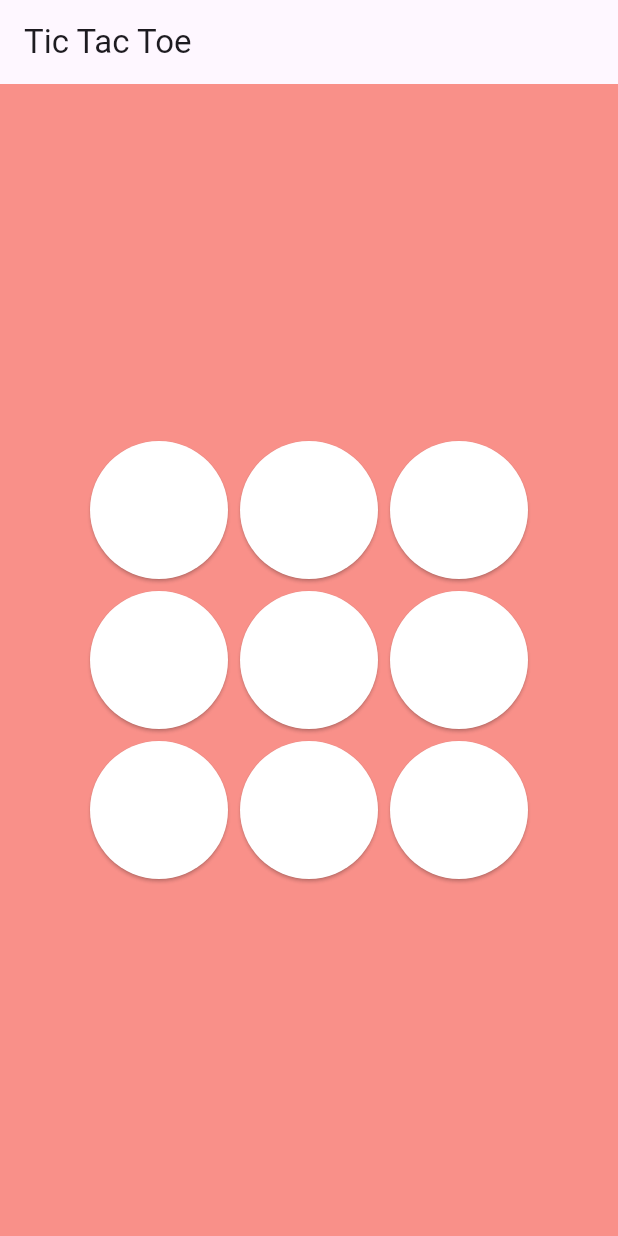
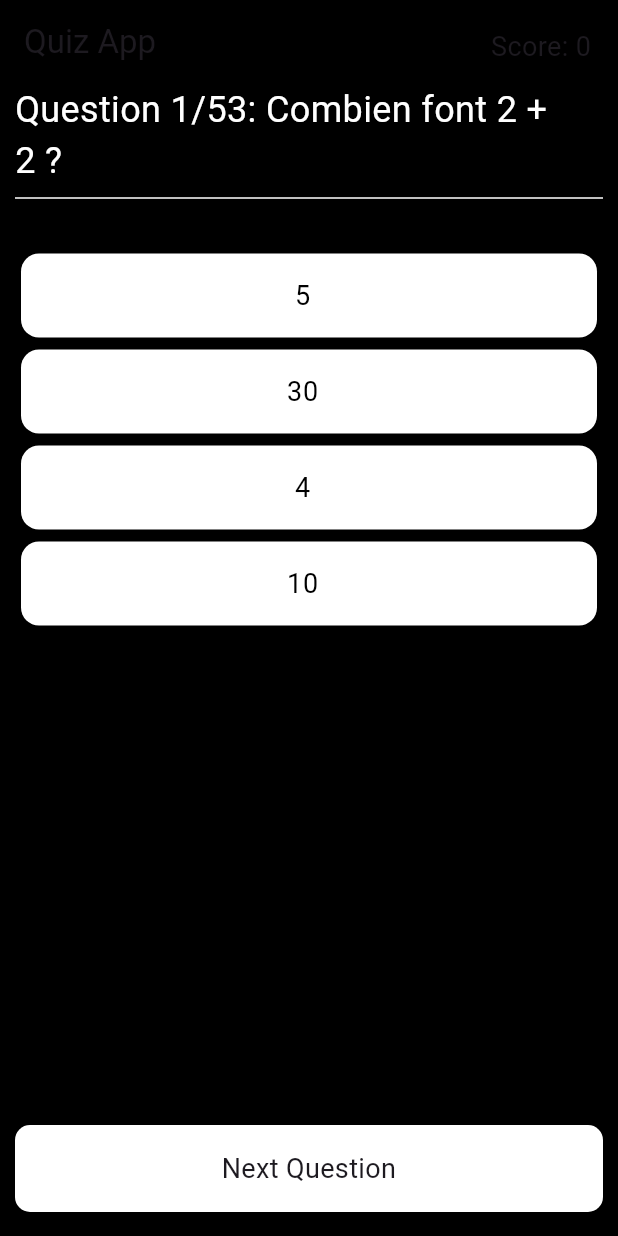
Before and after one commit to bertheMoussa/Projet_Prog_Mobile, a Flutter app: the screen it shows after launch, on a phone screen of 412 x 824 dp. Run offline on Flutter 3.47's test engine with Material 3 defaults, Android fonts, the phone set to English and light mode, and no system bars; our stand-ins replace go_router; missing offline and left inert: filesystem_picker, flutter_p2p_connection.

Commit message:
general quiz

```diff
--- a/lib/main.dart
+++ b/lib/main.dart
@@ -3,6 +3,7 @@ import 'package:go_router/go_router.dart';
 import 'package:flutter/material.dart';
 import 'package:projet_dev_mobile/src/Home/Morpion.dart';
 import 'package:projet_dev_mobile/src/Home/home_display.dart';
+import 'package:projet_dev_mobile/src/Question/Question_screen.dart';
 
 void main() {
   runApp(MyApp());
@@ -17,7 +18,7 @@ class MyApp extends StatelessWidget {
       theme: ThemeData(
         useMaterial3: true,
         colorScheme: ColorScheme.fromSeed(seedColor: Colors.purple.shade900),
-      ),home:TicTacToeDisplay(),
+      ),home:HomeScreen(),
       );
 
   }
--- a/lib/src/Home/home_display.dart
+++ b/lib/src/Home/home_display.dart
@@ -1,5 +1,6 @@
 import 'package:flutter/material.dart';
 import 'package:go_router/go_router.dart';
+import 'package:projet_dev_mobile/src/Question/Question_Model.dart';
 
 class HomeDisplay extends StatelessWidget {
   const HomeDisplay({Key? key}) : super(key: key);
--- /dev/null
+++ b/lib/src/Question/Question_Model.dart
@@ -0,0 +1,25 @@
+class Question{
+
+  final String id;
+  final Map<String,bool> options;
+  final String title;
+
+
+  Question({
+    required this.id,
+    required this.title,
+    required this.options,
+  });
+
+  /*factory Quiz.fromJson(Map<String, dynamic> json){
+
+    return Quiz(
+      question: json['text'],
+      options: json['options'],
+      category: json['category']['name'],
+      difficulty: json['difficulty']['degree']
+    );
+  }*/
+
+
+}
--- /dev/null
+++ b/lib/src/Question/Question_screen.dart
@@ -0,0 +1,127 @@
+import 'package:flutter/material.dart';
+import 'package:projet_dev_mobile/src/Question/Question_Model.dart';
+import 'package:projet_dev_mobile/src/Question/db_connect.dart';
+import 'package:projet_dev_mobile/src/Question/next_button.dart';
+import 'package:projet_dev_mobile/src/Question/option_card.dart';
+import 'package:projet_dev_mobile/src/Question/question_widget.dart';
+import 'package:projet_dev_mobile/src/Question/result_box.dart';
+import 'package:projet_dev_mobile/src/constant.dart';
+import 'dart:math'; // Importez la classe Random
+class HomeScreen extends StatefulWidget {
+  const HomeScreen({Key? key}) : super(key: key);
+
+  @override
+  _HomeScreenState createState() => _HomeScreenState();
+}
+
+class _HomeScreenState extends State<HomeScreen> {
+
+  int index = 0;
+  int score = 0;
+  bool isPressed = false;
+  bool isAlreadySelected = false;
+
+
+
+  void nextQuestion(int questionLength) {
+    int randomIndex = Random().nextInt(questionLength);
+    if (index == questionLength - 1) {
+      showDialog(
+        context: context,
+        barrierDismissible: false,
+        builder: (ctx) => ResultBox(
+          result: score,
+          questionLength: questionLength,
+          onPressed: startOver,
+        ),
+      );
+    } else {
+      setState(() {
+        index = randomIndex; // Mettez à jour l'index avec l'index aléatoire
+        isPressed = false;
+        isAlreadySelected = false;
+      });
+    }
+  }
+
+  void checkAnswerAndUpdate(bool value) {
+    if (isAlreadySelected) {
+      return;
+    } else {
+      if (value == true) {
+        score++;
+      }
+      setState(() {
+        isPressed = true;
+        isAlreadySelected = true;
+      });
+    }
+  }
+
+  void startOver() {
+    setState(() {
+      index = 0;
+      score = 0;
+      isPressed = false;
+      isAlreadySelected = false;
+    });
+    Navigator.pop(context);
+  }
+
+  @override
+  Widget build(BuildContext context) {
+    return Scaffold(
+      backgroundColor: background,
+      appBar: AppBar(
+        title: const Text('Quiz App'),
+        backgroundColor: background,
+        shadowColor: Colors.transparent,
+        actions: [
+          Padding(
+            padding: const EdgeInsets.all(18.0),
+            child: Text(
+              'Score: $score',
+              style: const TextStyle(fontSize: 18.0),
+            ),
+          ),
+        ],
+      ),
+      body: Container(
+        width: double.infinity,
+        padding: const EdgeInsets.symmetric(horizontal: 10.0),
+        child: Column(
+          children: [
+            QuestionWidget(
+              indexAction: index,
+              question: questions[index].title,
+              totalQuestions: questions.length,
+            ),
+            const Divider(color: neutral),
+            const SizedBox(height: 25.0),
+            for (int i = 0; i < questions[index].options.length; i++)
+              GestureDetector(
+                onTap: () =>
+                    checkAnswerAndUpdate(questions[index].options.values.toList()[i]),
+                child: OptionCard(
+                  option: questions[index].options.keys.toList()[i],
+                  color: isPressed
+                      ? questions[index].options.values.toList()[i] == true
+                          ? correct
+                          : incorrect
+                      : neutral,
+                ),
+              ),
+          ],
+        ),
+      ),
+      floatingActionButton: GestureDetector(
+        onTap: () => nextQuestion(questions.length),
+        child: const Padding(
+          padding: EdgeInsets.symmetric(horizontal: 10.0),
+          child: NextButton(),
+        ),
+      ),
+      floatingActionButtonLocation: FloatingActionButtonLocation.centerFloat,
+    );
+  }
+}
--- /dev/null
+++ b/lib/src/Question/db_connect.dart
@@ -0,0 +1,301 @@
+
+
+import 'package:projet_dev_mobile/src/Question/Question_Model.dart';
+
+List<Question> questions = [
+  Question(
+    id: '10',
+    title: 'Combien font 2 + 2 ?',
+    options: {'5': false, '30': false, '4': true, '10': false},
+  ),
+  Question(
+    id: '11',
+    title: 'Combien font 10 + 20 ?',
+    options: {'50': false, '30': true, '40': false, '10': false},
+  ),
+  Question(
+    id: '12',
+    title: 'Quelle est la capitale de la France ?',
+    options: {'Paris': true, 'Berlin': false, 'Londres': false, 'Rome': false},
+  ),
+  // Ajout des autres questions
+  Question(
+    id: '13',
+    title: 'Quel champignon n’existe pas ?',
+    options: {'Le bolet de céléri': true, 'La trompette-de-la-mort': false, 'La barbe-de-bouc': false},
+  ),
+  Question(
+    id: '14',
+    title: 'L’art de cultiver les bonsaïs (ou arbres nains) est originaire de :',
+    options: {'d’Afrique': false, 'd’Indonésie': false, 'du Japon': true},
+  ),
+  Question(
+    id: '15',
+    title: 'Comment appelle-t-on une grande pierre dressée ?',
+    options: {'Un menhir': true, 'Un grohir': false, 'Un lourhir': false},
+  ),
+  Question(
+    id: '16',
+    title: 'Qu’est-ce qui doit arriver sur le stigmate pour que la fleur se reproduise ?',
+    options: {'Le pollen': true, 'L’amidon': false, 'La farine': false},
+  ),
+  Question(
+    id: '17',
+    title: 'D’un iceberg flottant dans les régions polaires, on ne voit en fait :',
+    options: {'qu’un cinquième': false, 'qu’un tiers': false, 'que la moitié': true},
+  ),
+  Question(
+    id: '18',
+    title: 'Combien de kilos de raisin faut-il pour faire 50 litres de vin ?',
+    options: {'100 kg': false, '50 kg': true, '250 kg': false},
+  ),
+  Question(
+    id: '19',
+    title: 'Le baobab est un des plus grands arbres du monde. Cet arbre est aussi appelé :',
+    options: {'arbre-mammouth': false, 'arbre à pain de singe': true, 'arbre géant': false},
+  ),
+  Question(
+    id: '20',
+    title: 'Lorsqu’un volcan se déchaine, on parle :',
+    options: {'d’érosion': false, 'd’éruption': true, 'd’équation': false},
+  ),
+  Question(
+    id: '21',
+    title: 'Qu’est-ce qu’une météorite ?',
+    options: {'Une pierre dans l’espace': true, 'Une boule de gaz': false, 'Une accumulation de matière': false},
+  ),
+  Question(
+    id: '22',
+    title: 'Les bananes poussent :',
+    options: {'courbées vers le haut': false, 'courbées vers le bas': false, 'droites, elles se courbent après la récolte': true},
+  ),
+  Question(
+    id: '23',
+    title: 'Quels globules n’existent pas dans le corps humain ?',
+    options: {'Les globules rouges': true, 'Les globules blancs': false, 'Les globules violets': false},
+  ),
+  Question(
+    id: '24',
+    title: 'Que fait le niveau de la mer lorsque la Terre se réchauffe ?',
+    options: {'il monte.': true, 'Il baisse.': false, 'Il reste identique.': false},
+  ),
+  Question(
+    id: '25',
+    title: 'De nombreux produits sont en cuir, mais d’où vient ce cuir ?',
+    options: {'De la peau des animaux': true, 'Du pétrole': false, 'De l’écorce de caoutchoutier': false},
+  ),
+  Question(
+    id: '26',
+    title: 'Dans quel organe du corps humain l’urine est-elle formée ?',
+    options: {'Le rein': true, 'L’estomac': false, 'L’intestin': false},
+  ),
+  Question(
+    id: '27',
+    title: 'Un four à micro-ondes réchauffe la nourriture :',
+    options: {'en faisant vibrer les molécules d’eau de la nourriture.': true, 'en faisant vibrer très vite la nourriture.': false, 'en produisant de la chaleur.': false},
+  ),
+  Question(
+    id: '28',
+    title: 'Le coeur humain se trouve dans la poitrine. Mais de quel côté ?',
+    options: {'À gauche': true, 'Au milieu': false, 'À droite': false},
+  ),
+  Question(
+    id: '29',
+    title: 'Avec quel instrument un médecin écoute-t-il le rythme cardiaque ?',
+    options: {'Un stéthoscope': true, 'Un périscope': false, 'Un cyclope': false},
+  ),
+  Question(
+    id: '30',
+    title: 'Combien de litres d’eau faut-il pour produire 1 tonne de papier ?',
+    options: {'40 000 litres': false, '4 000 litres': false, '400 litres': true},
+  ),
+  Question(
+    id: '31',
+    title: 'Quel matériau ne fait pas partie de la famille des carbones ?',
+    options: {'Le diamant': false, 'L’asphalte': true, 'La suie': false},
+  ),
+  Question(
+    id: '32',
+    title: 'Comment appelle-t-on la dentition des enfants ?',
+    options: {'Dents de lait': true, 'Dents d’eau': false, 'Dents de beurre': false},
+  ),
+  Question(
+    id: '33',
+    title: 'De combien de musiciens se compose un quartet ?',
+    options: {'4': true, '3': false, '5': false},
+  ),
+  Question(
+    id: '34',
+    title: 'Parmi ces trois langues, laquelle est la plus parlée ?',
+    options: {'Le français': false, 'L’allemand': false, 'L’espagnol.': true},
+  ),
+  Question(
+    id: '35',
+    title: 'Si vous atterrissez à l’aéroport de Schiphol, c’est que vous êtes arrivés :',
+    options: {'en Afrique du Sud': false, 'aux Pays-Bas': true, 'aux Antilles néerlandaises': false},
+  ),
+  Question(
+    id: '36',
+    title: 'Quelle est la capitale de l’Espagne ?',
+    options: {'Madrid': true, 'Lisbonne': false, 'Rome': false},
+  ),
+  Question(
+    id: '37',
+    title: 'Dans quel pays payait-on en lires avant l’apparition de l’euro ?',
+    options: {'En Italie': true, 'En Espagne': false, 'En Allemagne': false},
+  ),
+  Question(
+    id: '38',
+    title: 'De quel côté d’un bateau se trouve tribord ?',
+    options: {'À droite': true, 'À gauche': false, 'En arrière': false},
+  ),
+  Question(
+    id: '39',
+    title: 'De quel pays proviennent les spaghettis à l’origine ?',
+    options: {'De Chine': false, 'De Turquie': false, 'D’Italie': true},
+  ),
+  Question(
+    id: '40',
+    title: 'Le TGV (train à grande vitesse) a été conçu en France et roule à une vitesse moyenne de :',
+    options: {'230 km/h': false, '350 km/h': true, '420 km/h': false},
+  ),
+  Question(
+    id: '41',
+    title: 'La plus haute montagne d’Europe de l’Ouest est haute d’environ 4 807 mètres. Il s’agit du :',
+    options: {'mont Blanc': true, 'mont Ventoux': false, 'Puy-de-Dôme': false},
+  ),
+  Question(
+    id: '42',
+    title: 'Comment s’appelle l’organisation qui aide les enfants dans le monde entier ?',
+    options: {'Unicef': true, 'Unesco': false, 'Uno': false},
+  ),
+  Question(
+    id: '43',
+    title: 'Les poulets fermiers sont des poulets qui :',
+    options: {'vivent dans un élevage': false, 'peuvent se promener en liberté': true, 'vivent dans une ville': false},
+  ),
+  Question(
+    id: '44',
+    title: 'Quel oiseau est un symbole international de paix ?',
+    options: {'La colombe': true, 'L’hirondelle': false, 'La cigogne': false},
+  ),
+  Question(
+    id: '45',
+    title: 'L’élan est le plus grand cervidé du monde. En dehors de la saison de reproduction, il vit :',
+    options: {'en solitaire': true, 'en couple, avec les jeunes': false, 'en colonie': false},
+  ),
+  Question(
+    id: '46',
+    title: 'Le crocodile reste parfois près de la rivière, immobile et la gueule grande ouverte. Pourquoi ?',
+    options: {'Pour être prêt à attraper un animal qui passerait par là.': false, 'Pour inspirer beaucoup d’air avant d’aller sous l’eau.': false, 'Pour perdre de la chaleur.': true},
+  ),
+  Question(
+    id: '47',
+    title: 'Le diodon est un poisson aux piquants acérés. Sous l’eau il a cette forme ronde :',
+    options: {'en permanence': false, 'lorsqu’il se remplit d’eau': true, 'lorsqu’il remonte près de la surface': false},
+  ),
+  Question(
+    id: '48',
+    title: 'Quelle espèce de rhinocéros n’existe pas ?',
+    options: {'Le rhinocéros blanc': false, 'Le rhinocéros noir': false, 'Le rhinocéros brun': true},
+  ),
+  Question(
+    id: '49',
+    title: 'Les poissons n’ont pas de poumons pour respirer. Avec quoi respirent-ils ?',
+    options: {'Leurs branchies': true, 'Leurs écailles': false, 'Leurs nageoires': false},
+  ),
+  Question(
+    id: '50',
+    title: 'La libellule est un insecte que l’on rencontre surtout :',
+    options: {'Au bord de l’eau': true, 'Dans la forêt': false, 'Dans la montagne': false},
+  ),
+  Question(
+    id: '51',
+    title: 'Où vit le renard polaire ?',
+    options: {'Au pôle Nord': true, 'Au pôle Sud': false, 'Au pôle Nord et au pôle Sud': false},
+  ),
+  Question(
+    id: '52',
+    title: 'Quel oiseau peut manger en volant ?',
+    options: {'Le colibri': true, 'Le merle': false, 'L’hirondelle': false},
+  ),
+  Question(
+    id: '53',
+    title: 'Quelle discipline d’athlétisme n’est jamais courue aux Jeux olympiques ?',
+    options: {'Les 100 mètres haies': true, 'Les 110 mètres haies': false, 'Le sprint sur 100 mètres': false},
+  ),
+  Question(
+    id: '54',
+    title: 'Combien pèse le poids lancé par les femmes dans le lancer du poids ?',
+    options: {'3 kg': false, '2 kg': false, '4 kg': true},
+  ),
+  Question(
+    id: '55',
+    title: 'D’où la marque de sport « Nike » tire-t-elle son nom ?',
+    options: {'D’une déesse grecque': true, 'Du premier patron qui s’appelait Alfred Nike': false, 'De Steve Nike qui fut le premier américain à gagner le 100 mètres': false},
+  ),
+  Question(
+    id: '56',
+    title: 'Un derby c’est une course de 2 400 m destinée aux chevaux de 3 ans. C’est aussi une compétition :',
+    options: {'opposant 2 équipes de la même ville ou de la même région': true, 'entre des débutants d’une même discipline sportive': false, 'opposant des équipes mixtes (hommes et femmes)': false},
+  ),
+  Question(
+    id: '57',
+    title: 'Dans les Alpes suisses, on utilise une échelle spécifique pour indiquer le niveau de difficulté du parcours pour :',
+    options: {'Le ski': false, 'Les promenades en montagne': false, 'L’alpinisme': true},
+  ),
+  Question(
+    id: '58',
+    title: 'Combien de joueurs y a-t-il sur le terrain durant un match de volley ?',
+    options: {'12': false, '8': false, '6': true},
+  ),
+  Question(
+    id: '59',
+    title: 'Un boxeur est déclaré K.O. après :',
+    options: {'5 secondes': false, '10 secondes': true, '15 secondes': false},
+  ),
+  Question(
+    id: '60',
+    title: 'De quel sport « la course contre la montre » fait-il partie ?',
+    options: {'Le cyclisme': true, 'La formule 1': false, 'L’équitation': false},
+  ),
+  Question(
+    id: '61',
+    title: 'Que lance-t-on avec une raquette de badminton ?',
+    options: {'Un volant': true, 'Une balle': false, 'Une fléchette': false},
+  ),
+  Question(
+    id: '62',
+    title: 'Où les boxeurs ne peuvent-ils pas frapper ?',
+    options: {'Sous la ceinture': true, 'Sur le visage': false, 'Sur le thorax': false},
+  ),
+];
+
+
+
+/*class DBconnect {
+  // let's first create  a function to add a question to our database.
+// declare the name of the table you want to create and add .json as suffix
+  final url = Uri.parse(
+      'https://simplequizapp-e57fb-default-rtdb.firebaseio.com/questions.json');
+
+  // fetch the data from database
+  Future<List<Question>> fetchQuestions() async {
+    // we got the data from just using this. now let's print it to see what we got.
+    return http.get(url).then((response) {
+      // the 'then' method returns a 'response' which is our data.
+      // to whats inside we have to decode it first.
+      var data = json.decode(response.body) as Map<String, dynamic>;
+      List<Question> newQuestions = [];
+      data.forEach((key, value) {
+        var newQuestion = Question(
+          id: key, // the encrypted key/the title we gave to our data
+          title: value['title'], // title of the question
+          options: Map.castFrom(value['options']), // options of the question
+        );
+        // add to newQuestions
+        newQuestions.add(newQuestion);
+      });
+      return newQuestions;
+    });
+  }*/
--- /dev/null
+++ b/lib/src/Question/next_button.dart
@@ -0,0 +1,23 @@
+import 'package:flutter/material.dart';
+import 'package:projet_dev_mobile/src/constant.dart';
+
+class NextButton extends StatelessWidget {
+  const NextButton({Key? key}) : super(key: key);
+
+  @override
+  Widget build(BuildContext context) {
+    return Container(
+      width: double.infinity,
+      decoration: BoxDecoration(
+        color: neutral,
+        borderRadius: BorderRadius.circular(10.0),
+      ),
+      padding: const EdgeInsets.symmetric(vertical: 16.0),
+      child: const Text(
+        'Next Question',
+        textAlign: TextAlign.center,
+        style: TextStyle(fontSize: 18.0),
+      ),
+    );
+  }
+}
--- /dev/null
+++ b/lib/src/Question/option_card.dart
@@ -0,0 +1,30 @@
+import 'package:flutter/material.dart';
+import 'package:projet_dev_mobile/src/constant.dart';
+
+class OptionCard extends StatelessWidget {
+  const OptionCard({
+    Key? key,
+    required this.option,
+    required this.color,
+  }) : super(key: key);
+  final String option;
+  final Color color;
+  @override
+  Widget build(BuildContext context) {
+    return Card(
+      color: color,
+      child: ListTile(
+        title: Text(
+          option,
+          textAlign: TextAlign.center,
+          style: TextStyle(
+            fontSize: 18.0,
+            // we will decide if the 'color' we are receiving here.
+            // what ratio of the 'red' and 'green' colors are in it.
+            color: color.red != color.green ? neutral : Colors.black,
+          ),
+        ),
+      ),
+    );
+  }
+}
--- /dev/null
+++ b/lib/src/Question/question_widget.dart
@@ -0,0 +1,29 @@
+import 'package:flutter/material.dart';
+import 'package:projet_dev_mobile/src/constant.dart';
+
+class QuestionWidget extends StatelessWidget {
+  const QuestionWidget(
+      {Key? key,
+      required this.question,
+      required this.indexAction,
+      required this.totalQuestions})
+      : super(key: key);
+  // here we need the question title and the total number of questions, and also the index
+
+  final String question;
+  final int indexAction;
+  final int totalQuestions;
+  @override
+  Widget build(BuildContext context) {
+    return Container(
+      alignment: Alignment.centerLeft,
+      child: Text(
+        'Question ${indexAction + 1}/$totalQuestions: $question',
+        style: const TextStyle(
+          fontSize: 24.0,
+          color: neutral,
+        ),
+      ),
+    );
+  }
+}
--- /dev/null
+++ b/lib/src/Question/result_box.dart
@@ -0,0 +1,67 @@
+import 'package:flutter/material.dart';
+import 'package:projet_dev_mobile/src/constant.dart';
+
+class ResultBox extends StatelessWidget {
+  const ResultBox({
+    Key? key,
+    required this.result,
+    required this.questionLength,
+    required this.onPressed,
+  }) : super(key: key);
+  final int result;
+  final int questionLength;
+  final VoidCallback onPressed;
+  @override
+  Widget build(BuildContext context) {
+    return AlertDialog(
+      backgroundColor: background,
+      content: Padding(
+        padding: const EdgeInsets.all(60.0),
+        child: Column(
+          mainAxisSize: MainAxisSize.min,
+          mainAxisAlignment: MainAxisAlignment.center,
+          children: [
+            const Text(
+              'Result',
+              style: TextStyle(color: neutral, fontSize: 22.0),
+            ),
+            const SizedBox(height: 20.0),
+            CircleAvatar(
+              child: Text(
+                '$result/$questionLength',
+                style: const TextStyle(fontSize: 30.0),
+              ),
+              radius: 70.0,
+              backgroundColor: result == questionLength / 2
+                  ? Colors.yellow // when the result is half of the questions
+                  : result < questionLength / 2
+                      ? incorrect // when the result is less than half
+                      : correct, // when the result is more than half
+            ),
+            const SizedBox(height: 20.0),
+            Text(
+              result == questionLength / 2
+                  ? 'Almost There' // when the result is half of the questions
+                  : result < questionLength / 2
+                      ? 'Try Again ?' // when the result is less than half
+                      : 'Great!', // when the result is more than half
+              style: const TextStyle(color: neutral),
+            ),
+            const SizedBox(height: 25.0),
+            GestureDetector(
+              onTap: onPressed,
+              child: const Text(
+                'Start Over',
+                style: TextStyle(
+                  color: Colors.blue,
+                  fontSize: 20.0,
+                  letterSpacing: 1.0,
+                ),
+              ),
+            ),
+          ],
+        ),
+      ),
+    );
+  }
+}
--- /dev/null
+++ b/lib/src/constant.dart
@@ -0,0 +1,7 @@
+import 'package:flutter/material.dart';
+
+
+const Color correct=Colors.green;
+const Color incorrect=Colors.red;
+const Color neutral=Colors.white;
+const Color background=Colors.black;
```
